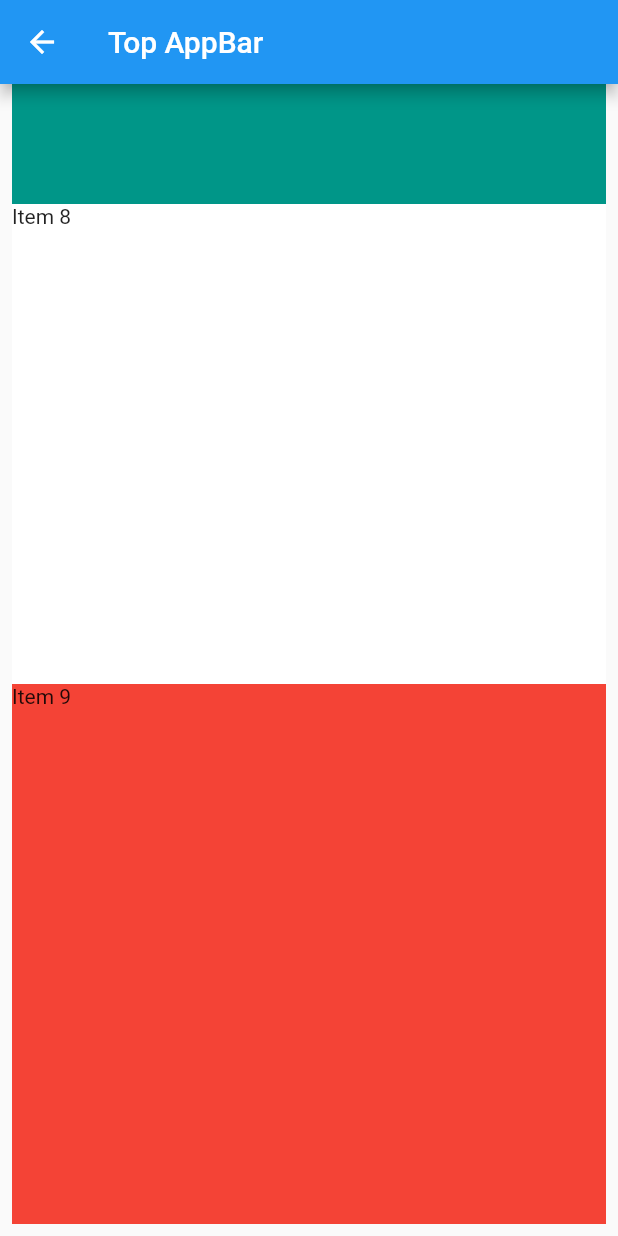
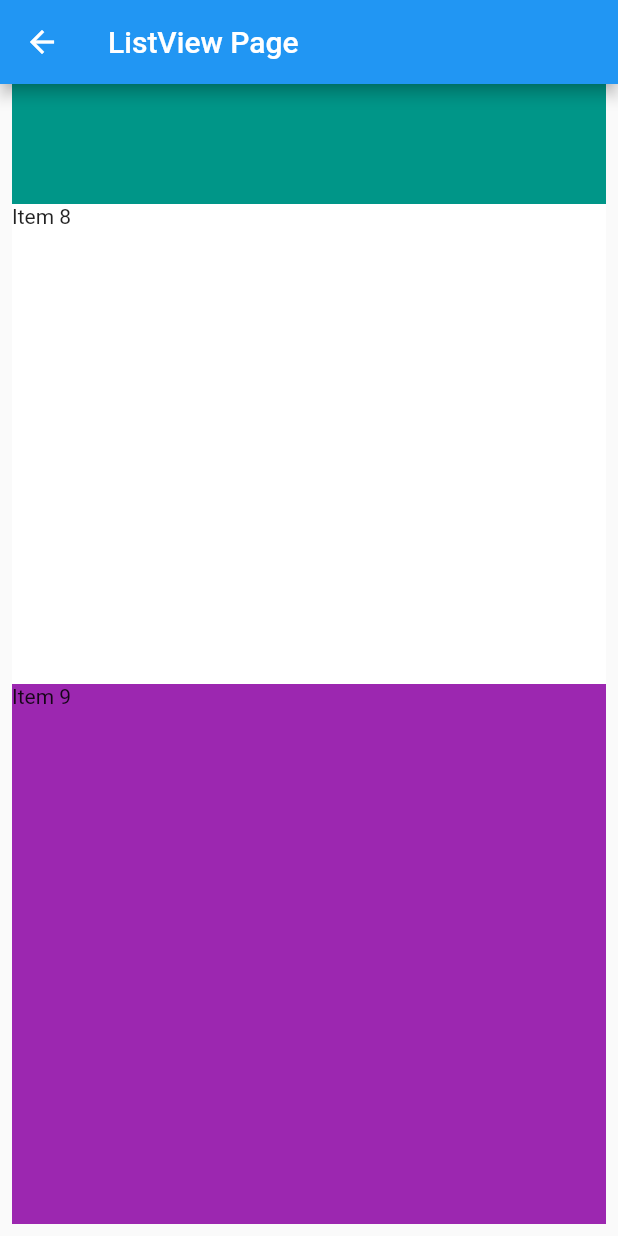
Before and after one commit to Bowman74/flutter_masters, a Flutter app: the ListViewPage screen opened by its route, scrolled down 1048 dp, on a phone screen of 412 x 824 dp. Run offline on Flutter 3.47's test engine with Material 2 defaults, Android fonts, the phone set to English and light mode, and no system bars.

Commit message:
Added WrAP

```diff
--- a/lib/ListViewPage.dart
+++ b/lib/ListViewPage.dart
@@ -5,13 +5,22 @@ class ListViewPage extends StatelessWidget {
   ListViewPage({Key key, this.title}) : super(key: key);
 
   final String title;
-  final List<ListItem> items = <ListItem>[ListItem(Colors.amber, 'Item 1'), ListItem(Colors.black, 'Item 2'), ListItem(Colors.blue, 'Item 3'), ListItem(Colors.cyan, 'Item 4'), ListItem(Colors.deepOrange, 'Item 5'), ListItem(Colors.red, 'Item 6'), ListItem(Colors.teal, 'Item 7'), ListItem(Colors.white, 'Item 8'), ListItem(Colors.red, 'Item 9')];
+  final List<ListItem> items = <ListItem>[
+    ListItem(Colors.amber, 'Item 1'),
+    ListItem(Colors.black, 'Item 2'),
+    ListItem(Colors.blue, 'Item 3'),
+    ListItem(Colors.cyan, 'Item 4'),
+    ListItem(Colors.deepOrange, 'Item 5'),
+    ListItem(Colors.red, 'Item 6'),
+    ListItem(Colors.teal, 'Item 7'),
+    ListItem(Colors.white, 'Item 8'),
+    ListItem(Colors.purple, 'Item 9')];
 
   @override
   Widget build(BuildContext context) {
     return Scaffold(
       appBar: AppBar(
-        title: Text('Top AppBar'),
+        title: Text(title),
       ),
       body: ListView.builder(
         scrollDirection: Axis.vertical,
--- a/lib/main.dart
+++ b/lib/main.dart
@@ -7,6 +7,7 @@ import 'package:flutter_masters/scaffoldpage.dart';
 import 'package:flutter_masters/secondpage.dart';
 import 'package:flutter_masters/stackpage.dart';
 import 'package:flutter_masters/thirdpage.dart';
+import 'package:flutter_masters/wrappage.dart';
 
 import 'ListViewPage.dart';
 import 'flowpage.dart';
@@ -55,6 +56,8 @@ class MyApp extends StatelessWidget {
             FlowPage(title: 'Flow Page'),
         '/ListViewPage': (BuildContext context) =>
             ListViewPage(title: 'ListView Page'),
+        '/WrapPage': (BuildContext context) =>
+            WrapPage(title: 'Wrap Page'),
       },
     );
   }
@@ -175,6 +178,10 @@ class _MyHomePageState extends State<MyHomePage>
               Navigator.pop(context);
               await Navigator.of(context).pushNamed('/ListViewPage');
             }),
+            ListTile(title: Text('Wrap Page'), onTap: () async {
+              Navigator.pop(context);
+              await Navigator.of(context).pushNamed('/WrapPage');
+            }),
           ]
         ),
       ),
```
Also changed, not shown: lib/wrappage.dart (added, +97 -0 lines).
